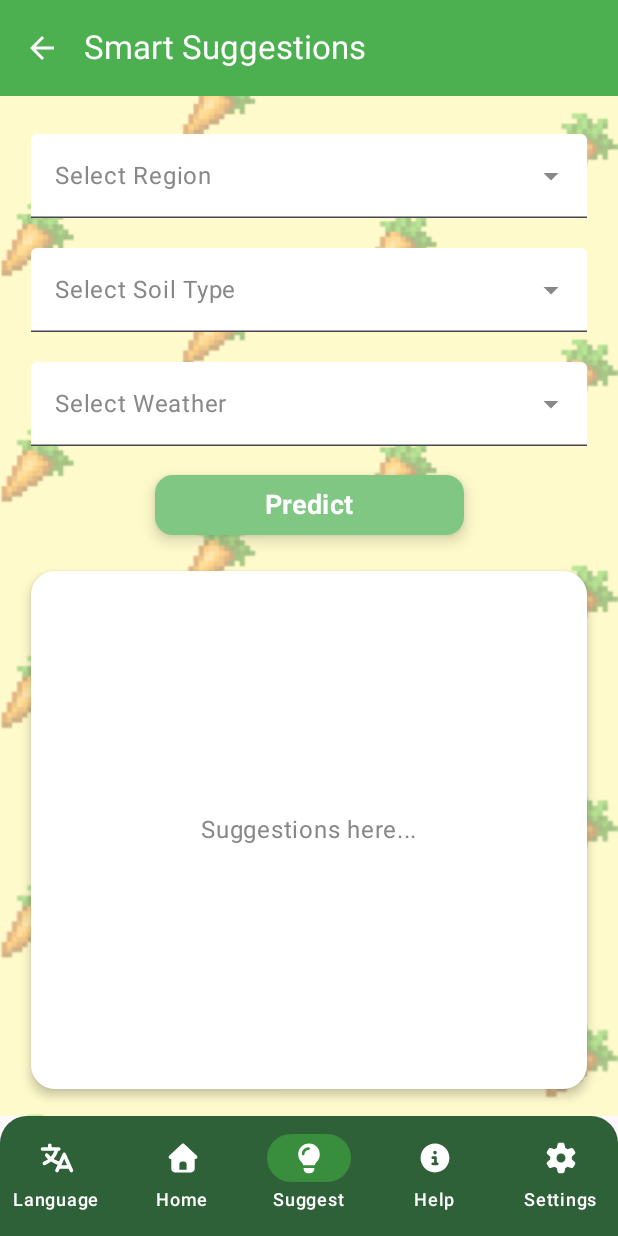
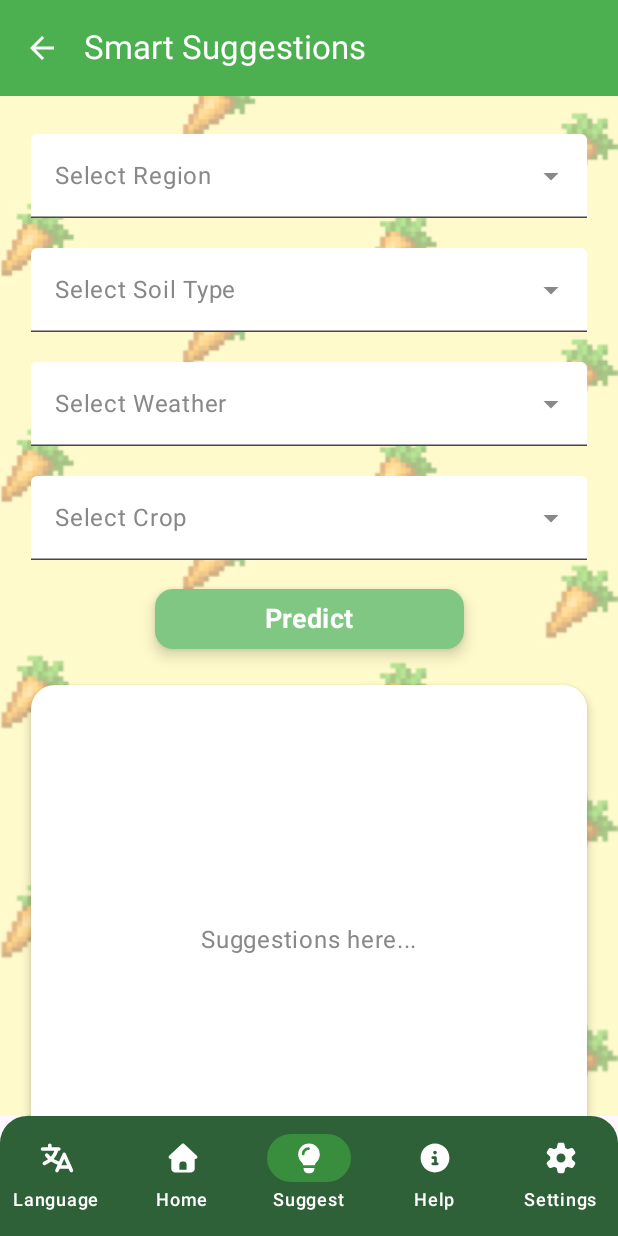
Before and after one commit to ameybhogle12/AgriCare, an Android app built with Jetpack Compose: the SmartSuggestions screen opened through its navigation route, on a phone screen of 412 x 824 dp. Run offline under Robolectric (Android 15) with nearby library versions, the phone set to English and light mode, and no system bars; our stand-ins replace accompanist.

Commit message:
Updated SmartSuggestions.kt

```diff
--- a/app/src/main/java/amey/bhogle/agricare/MainActivity.kt
+++ b/app/src/main/java/amey/bhogle/agricare/MainActivity.kt
@@ -184,7 +184,7 @@ fun HomeScreen(navController: NavController) {
 
                     ElevatedButton(
                         onClick = {
-                            navController.navigate("health_tips") // navigate to HealthTips
+                            /*Handle Farming tips screen*/
                         },
                         modifier = Modifier
                             .fillMaxWidth(0.8f)
@@ -205,7 +205,9 @@ fun HomeScreen(navController: NavController) {
                     )
 
                     ElevatedButton(
-                        onClick = { /* Handle Health Tips */ },
+                        onClick = {
+                            navController.navigate("health_tips") // navigate to HealthTips
+                        },
                         modifier = Modifier
                             .fillMaxWidth(0.8f)
                             .padding(top = 8.dp)
--- a/app/src/main/java/amey/bhogle/agricare/SmartSuggestions.kt
+++ b/app/src/main/java/amey/bhogle/agricare/SmartSuggestions.kt
@@ -48,6 +48,7 @@ fun SmartSuggestions(navController: NavController){
     val regionOptions = listOf("Region 1", "Region 2", "Region 3")
     val soilOptions = listOf("Sandy", "Loamy", "Clayey", "Silty")
     val weatherOptions = listOf("Sunny", "Rainy", "Cloudy", "Cold")
+    val cropOptions = listOf("Wheat", "Mango", "Apple", "Maize")
 
     var selectedRegion by remember { mutableStateOf("") }
     var expandedRegion by remember { mutableStateOf(false) }
@@ -57,6 +58,9 @@ fun SmartSuggestions(navController: NavController){
 
     var selectedWeather by remember { mutableStateOf("") }
     var expandedWeather by remember { mutableStateOf(false) }
+
+    var selectedCrop by remember { mutableStateOf("") }
+    var expandedCrop by remember { mutableStateOf(false) }
 
     Scaffold(
         topBar = { AppTopBar(navController, title = "Smart Suggestions") },
@@ -90,6 +94,8 @@ fun SmartSuggestions(navController: NavController){
             ) {
                 Spacer(modifier = Modifier.height(25.dp))
 
+
+                //Select Region Dropdown
                 ExposedDropdownMenuBox(
                     expanded = expandedRegion,
                     onExpandedChange = { expandedRegion = !expandedRegion }
@@ -130,6 +136,8 @@ fun SmartSuggestions(navController: NavController){
                 }
 
                 Spacer(modifier = Modifier.height(20.dp))
+
+
                 // SOIL TYPE DROPDOWN
                 ExposedDropdownMenuBox(
                     expanded = expandedSoil,
@@ -212,6 +220,48 @@ fun SmartSuggestions(navController: NavController){
                     }
                 }
 
+                Spacer(modifier = Modifier.height(20.dp))
+
+                // Crop Dropdown
+                ExposedDropdownMenuBox(
+                    expanded = expandedCrop,
+                    onExpandedChange = { expandedCrop = !expandedCrop }
+                ) {
+                    TextField(
+                        value = selectedCrop,
+                        onValueChange = {},
+                        readOnly = true,
+                        label = { Text("Select Crop") },
+                        trailingIcon = { ExposedDropdownMenuDefaults.TrailingIcon(expanded = expandedWeather) },
+                        modifier = Modifier
+                            .menuAnchor(MenuAnchorType.PrimaryNotEditable, enabled = true)
+                            .fillMaxWidth(0.9f),
+                        colors = ExposedDropdownMenuDefaults.textFieldColors(
+                            focusedContainerColor = Color.White,
+                            unfocusedContainerColor = Color.White,
+                            disabledContainerColor = Color.White,
+                            focusedLabelColor = Color(0xFF4CAF50), // Green when active
+                            unfocusedLabelColor = Color.Gray,
+                            focusedTrailingIconColor = Color(0xFF4CAF50),
+                            unfocusedTrailingIconColor = Color.Gray
+                        )
+                    )
+                    ExposedDropdownMenu(
+                        expanded = expandedCrop,
+                        onDismissRequest = { expandedCrop = false }
+                    ) {
+                        cropOptions.forEach { crop ->
+                            DropdownMenuItem(
+                                text = { Text(crop) },
+                                onClick = {
+                                    selectedCrop = crop
+                                    expandedCrop = false
+                                }
+                            )
+                        }
+                    }
+                }
+
                 Spacer(modifier = Modifier.height(15.dp))
                 //Predict Button
                 ElevatedButton(
@@ -240,7 +290,7 @@ fun SmartSuggestions(navController: NavController){
                 Surface(
                     modifier = Modifier
                         .fillMaxWidth(0.9f)
-                        .height(345.dp),
+                        .height(340.dp),
                     shape = RoundedCornerShape(16.dp),
                     tonalElevation = 4.dp,
                     shadowElevation = 4.dp,
--- a/gradle/libs.versions.toml
+++ b/gradle/libs.versions.toml
@@ -1,5 +1,5 @@
 [versions]
-agp = "8.12.3"
+agp = "8.13.0"
 kotlin = "1.9.10"
 coreKtx = "1.13.1"
 junit = "4.13.2"
```
